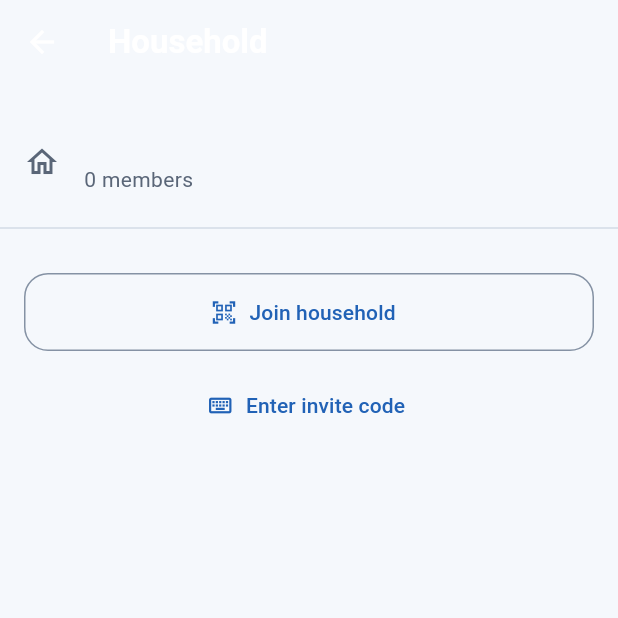
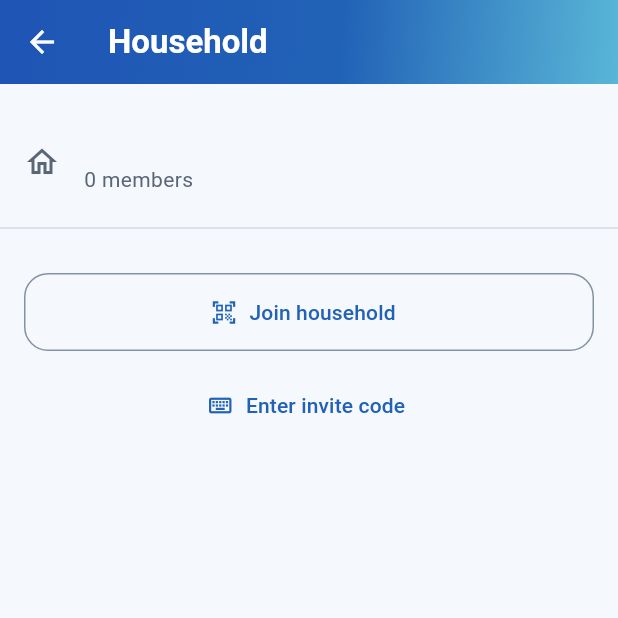
Before and after one commit to CrashBandit82/shopbandit, a Flutter app: the HouseholdScreen screen opened by its route, on a phone screen of 412 x 824 dp, the top half of it. Run offline on Flutter 3.47's test engine with Material 3 defaults, Android fonts, the phone set to English and light mode, and no system bars; our stand-ins replace drift, drift_flutter, flutter_local_notifications, flutter_riverpod, flutter_secure_storage, go_router and 3 more; missing offline and left inert: flutter_zxing, unifiedpush_platform_interface, workmanager; accounts and stored records are empty; generated files the repository leaves out were written again.

Commit message:
Fix header gradient that never rendered
- AppBar stacks flexibleSpace with loose constraints, so the childless
  DecoratedBox collapsed to zero height: white title and icons sat on
  the light background; wrap it in SizedBox.expand
- widget test: gradient fills the whole app bar

Co-Authored-By: Claude Opus 5.5 <noreply@anthropic.com>

```diff
--- a/app/lib/ui/widgets.dart
+++ b/app/lib/ui/widgets.dart
@@ -60,7 +60,11 @@ class GradientAppBar extends StatelessWidget implements PreferredSizeWidget {
       // transparent background would otherwise give dark status bar icons
       // on the blue gradient in light mode
       systemOverlayStyle: SystemUiOverlayStyle.light,
-      flexibleSpace: const DecoratedBox(decoration: BoxDecoration(gradient: Brand.headerGradient)),
+      // AppBar stacks flexibleSpace with loose constraints; a childless
+      // DecoratedBox would collapse to zero height without the expand
+      flexibleSpace: const SizedBox.expand(
+        child: DecoratedBox(decoration: BoxDecoration(gradient: Brand.headerGradient)),
+      ),
     );
   }
 }
--- a/app/pubspec.yaml
+++ b/app/pubspec.yaml
@@ -1,7 +1,7 @@
 name: shopbandit
 description: "ShopBandit – shared offline-first shopping list with a self-hosted PocketBase backend."
 publish_to: 'none'
-version: 1.0.3+4
+version: 1.0.4+5
 
 environment:
   sdk: ^3.13.5
```
Also changed, not shown: 3 other files.
